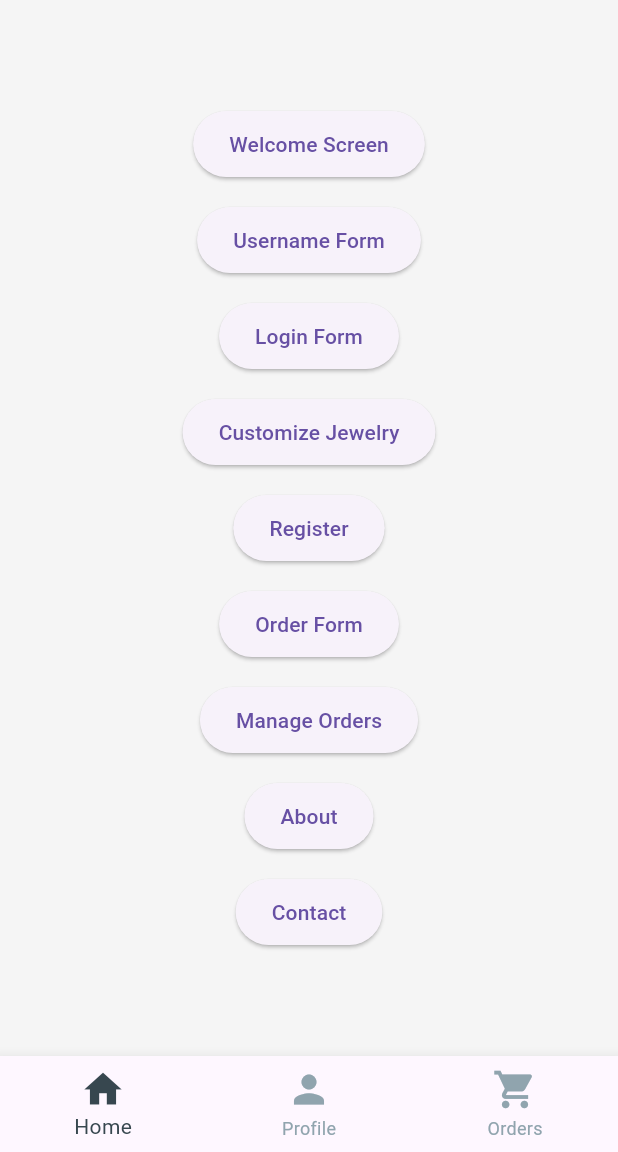
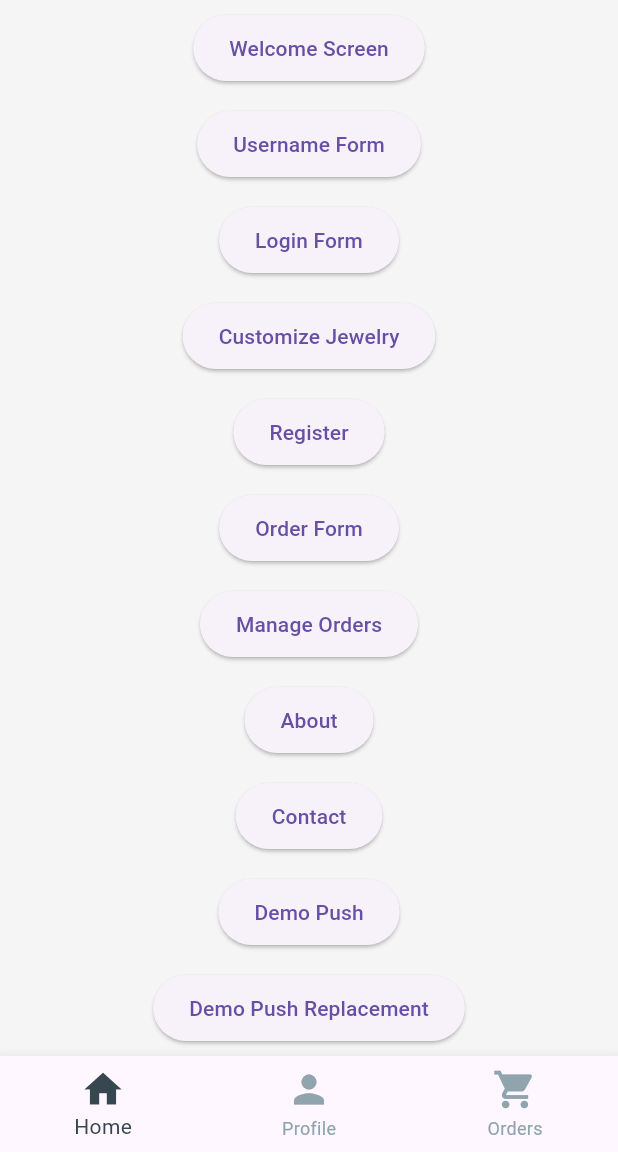
Before and after one commit to agbtndg/PROFE8-Activity3-JewelryApp, a Flutter app: the screen it shows after launch, on a phone screen of 412 x 824 dp, the part 84-1236 px from its top. Run offline on Flutter 3.47's test engine with Material 3 defaults, Android fonts, the phone set to English and light mode, and no system bars.

Commit message:
Add Instruction 18: Demonstrate push() and pushReplacement() with two screens

```diff
--- a/lib/main.dart
+++ b/lib/main.dart
@@ -7,6 +7,8 @@ import 'welcome_screen.dart';
 import 'tabbed_order_screen.dart';
 import 'about_screen.dart';
 import 'contact_screen.dart';
+import 'demo_push_screen.dart';
+import 'demo_push_replacement_screen.dart';
 
 void main() {
   runApp(JewelForm());
@@ -26,6 +28,8 @@ class JewelForm extends StatelessWidget {
         '/home': (context) => MainScreen(),
         '/about': (context) => AboutScreen(),
         '/contact': (context) => ContactScreen(),
+        '/demo_push': (context) => DemoPushScreen(),
+        '/demo_push_replacement': (context) => DemoPushReplacementScreen(),
       },
     );
   }
@@ -266,6 +270,26 @@ class HomeScreen extends StatelessWidget {
                 padding: EdgeInsets.symmetric(vertical: 12.0, horizontal: 24.0),
               ),
             ),
+            SizedBox(height: 16.0),
+            ElevatedButton(
+              onPressed: () {
+                Navigator.pushNamed(context, '/demo_push');
+              },
+              child: Text('Demo Push'),
+              style: ElevatedButton.styleFrom(
+                padding: EdgeInsets.symmetric(vertical: 12.0, horizontal: 24.0),
+              ),
+            ),
+            SizedBox(height: 16.0),
+            ElevatedButton(
+              onPressed: () {
+                Navigator.pushNamed(context, '/demo_push_replacement');
+              },
+              child: Text('Demo Push Replacement'),
+              style: ElevatedButton.styleFrom(
+                padding: EdgeInsets.symmetric(vertical: 12.0, horizontal: 24.0),
+              ),
+            ),
           ],
         ),
       ),
```
Also changed, not shown: lib/demo_push_replacement_screen.dart (added, +51 -0 lines), lib/demo_push_screen.dart (added, +51 -0 lines).
